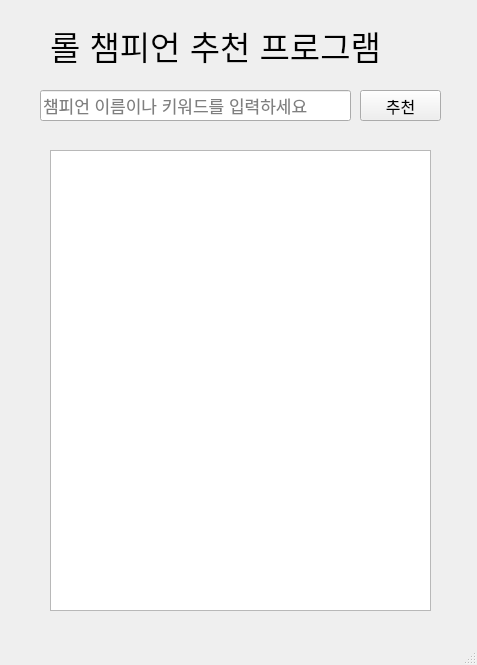
Qt form ui/wechamp.ui (HardCoding0417/lolChampRecommendation) before a commit.
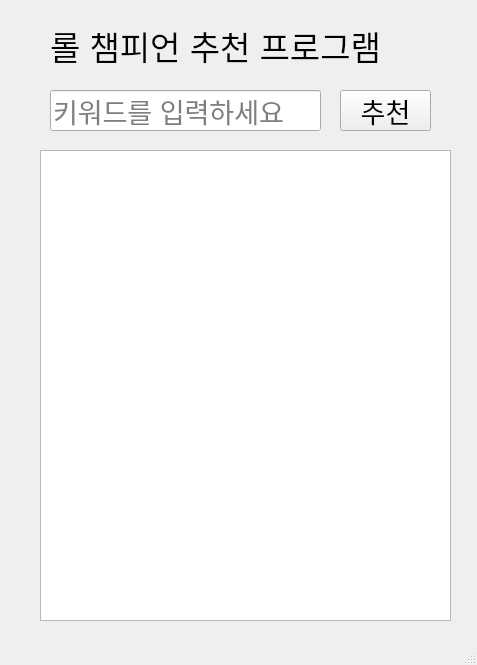
The same form after that commit.

Commit message: qt를 통해 UI도 구현함.

The edit to the form file:
```diff
--- a/ui/wechamp.ui
+++ b/ui/wechamp.ui
@@ -35,36 +35,36 @@
    <widget class="QLineEdit" name="le_keyword">
     <property name="geometry">
      <rect>
-      <x>40</x>
+      <x>50</x>
       <y>90</y>
-      <width>311</width>
-      <height>31</height>
+      <width>271</width>
+      <height>41</height>
      </rect>
     </property>
     <property name="font">
      <font>
-      <pointsize>13</pointsize>
+      <pointsize>20</pointsize>
      </font>
     </property>
     <property name="text">
      <string/>
     </property>
     <property name="placeholderText">
-     <string>챔피언 이름이나 키워드를 입력하세요</string>
+     <string>키워드를 입력하세요</string>
     </property>
    </widget>
    <widget class="QPushButton" name="btn_recommendation">
     <property name="geometry">
      <rect>
-      <x>360</x>
+      <x>340</x>
       <y>90</y>
-      <width>81</width>
-      <height>31</height>
+      <width>91</width>
+      <height>41</height>
      </rect>
     </property>
     <property name="font">
      <font>
-      <pointsize>12</pointsize>
+      <pointsize>20</pointsize>
      </font>
     </property>
     <property name="text">
@@ -74,12 +74,17 @@
    <widget class="QListWidget" name="listWidget_recommendations">
     <property name="geometry">
      <rect>
-      <x>50</x>
+      <x>40</x>
       <y>150</y>
-      <width>381</width>
-      <height>461</height>
+      <width>411</width>
+      <height>471</height>
      </rect>
     </property>
+    <property name="font">
+     <font>
+      <pointsize>20</pointsize>
+     </font>
+    </property>
    </widget>
   </widget>
   <widget class="QMenuBar" name="menubar">
```
